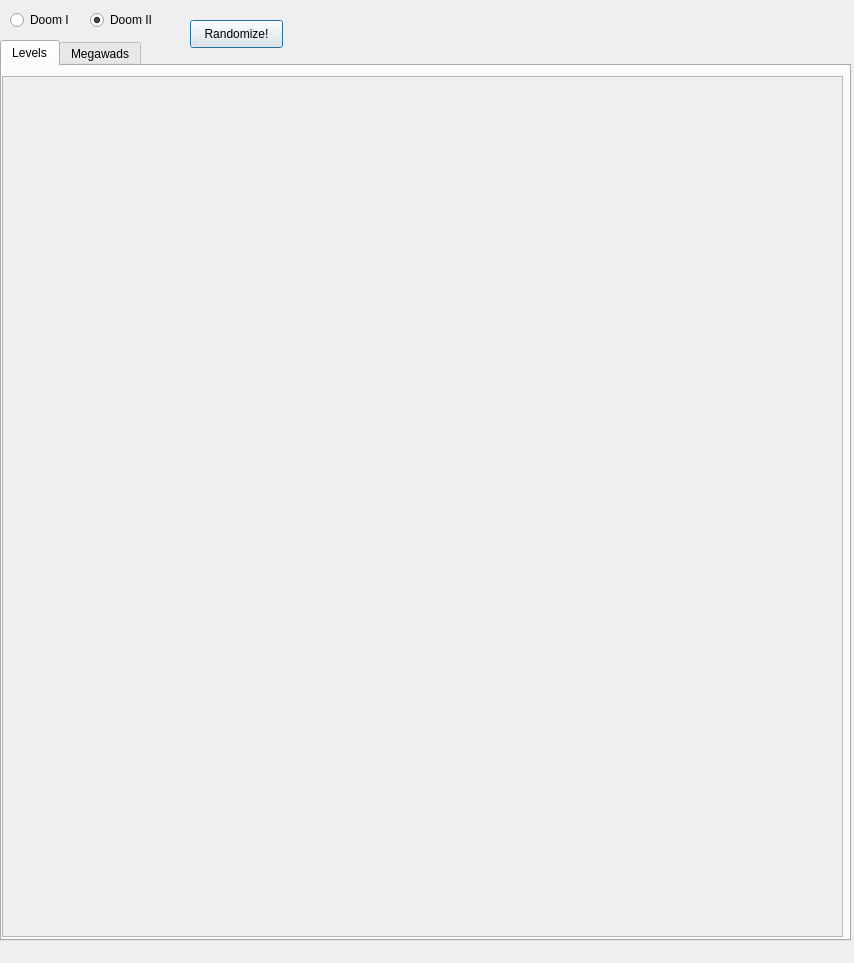
Old version of the form wadtracker/ui/wadui.ui in the repository DLavigneGH/dlavigne.github.io.
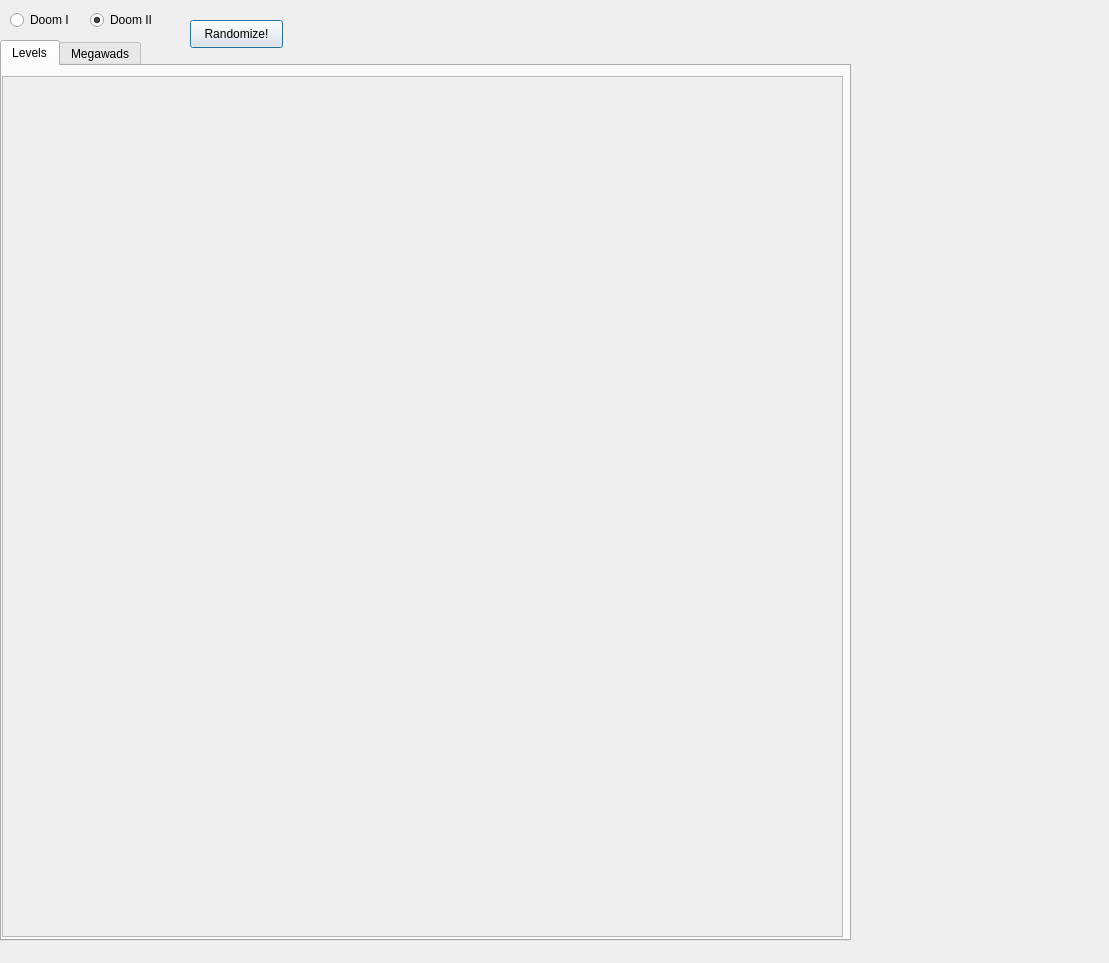
New version of the form.

What changed in the file:
```diff
--- a/wadtracker/ui/wadui.ui
+++ b/wadtracker/ui/wadui.ui
@@ -6,7 +6,7 @@
    <rect>
     <x>0</x>
     <y>0</y>
-    <width>854</width>
+    <width>1109</width>
     <height>963</height>
    </rect>
   </property>
```
